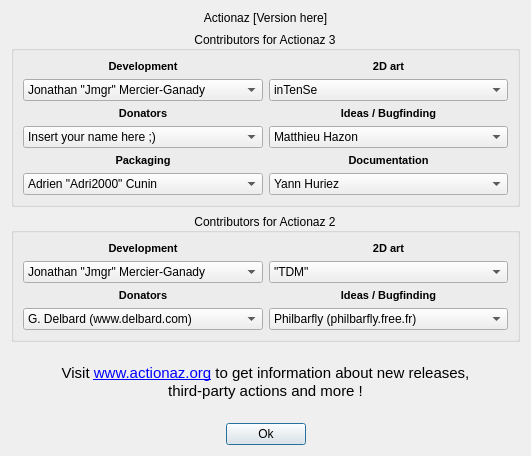
Above: gui/aboutdialog.ui from Jmgr/actiona before the change. Below: the same form after it.
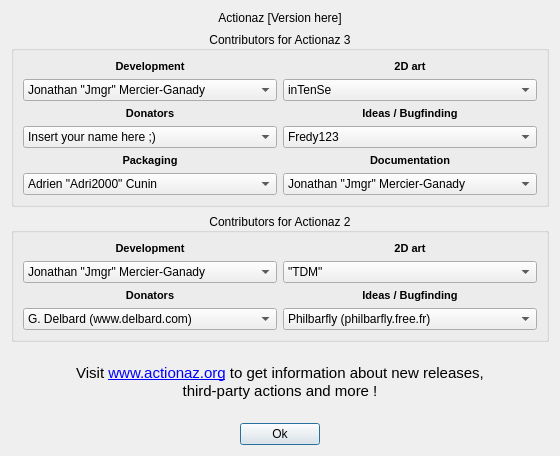
That is the form after the change. Icons and pictures are not drawn.

Commit message: Gui - added two entries Locales - updated FR_fr locale

Diff of the .ui file:
```diff
--- a/gui/aboutdialog.ui
+++ b/gui/aboutdialog.ui
@@ -6,7 +6,7 @@
    <rect>
     <x>0</x>
     <y>0</y>
-    <width>531</width>
+    <width>560</width>
     <height>456</height>
    </rect>
   </property>
@@ -147,6 +147,11 @@
           </item>
           <item>
            <widget class="QComboBox" name="act3Ideas">
+            <item>
+             <property name="text">
+              <string>Fredy123</string>
+             </property>
+            </item>
             <item>
              <property name="text">
               <string>Matthieu Hazon</string>
@@ -216,6 +221,11 @@
           </item>
           <item>
            <widget class="QComboBox" name="act3Documentation">
+            <item>
+             <property name="text">
+              <string>Jonathan &quot;Jmgr&quot; Mercier-Ganady</string>
+             </property>
+            </item>
             <item>
              <property name="text">
               <string>Yann Huriez</string>
```
Left out of the diff: 7 changed lines with no effect on the pictures. The commit also changes 1 other file.
